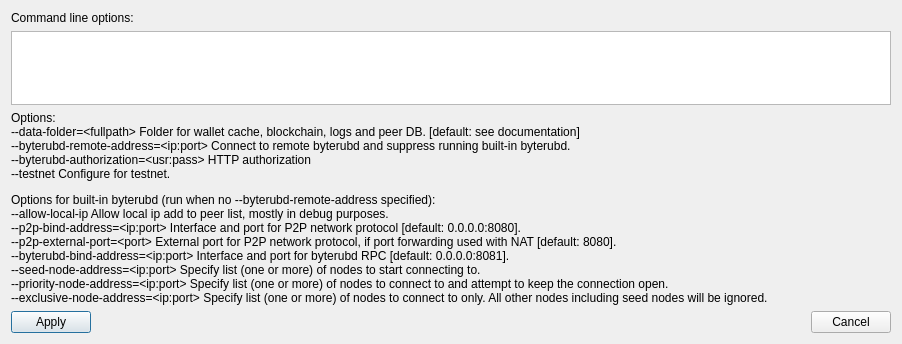
This is src/walletdparamsdialog.ui in ByteRub/bytecoin-gui as Qt 5 draws it before an edit. The edited form follows.
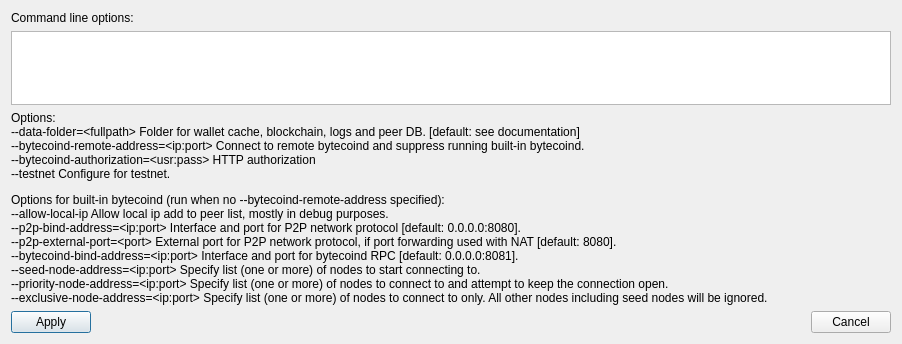
This is the edited form.

What changed in the file:
```diff
--- a/src/walletdparamsdialog.ui
+++ b/src/walletdparamsdialog.ui
@@ -34,7 +34,7 @@
       <cursorShape>IBeamCursor</cursorShape>
      </property>
      <property name="text">
-      <string>&lt;html&gt;&lt;head/&gt;&lt;body&gt;&lt;p&gt;Options:&lt;br/&gt;--data-folder=&amp;lt;fullpath&amp;gt; Folder for wallet cache, blockchain, logs and peer DB. [default: see documentation]&lt;br/&gt;--byterubd-remote-address=&amp;lt;ip:port&amp;gt; Connect to remote byterubd and suppress running built-in byterubd.&lt;br/&gt;--byterubd-authorization=&amp;lt;usr:pass&amp;gt; HTTP authorization&lt;br/&gt;--testnet Configure for testnet.&lt;/p&gt;&lt;p&gt;Options for built-in byterubd (run when no --byterubd-remote-address specified):&lt;br/&gt;--allow-local-ip Allow local ip add to peer list, mostly in debug purposes.&lt;br/&gt;--p2p-bind-address=&amp;lt;ip:port&amp;gt; Interface and port for P2P network protocol [default: 0.0.0.0:8080].&lt;br/&gt;--p2p-external-port=&amp;lt;port&amp;gt; External port for P2P network protocol, if port forwarding used with NAT [default: 8080].&lt;br/&gt;--byterubd-bind-address=&amp;lt;ip:port&amp;gt; Interface and port for byterubd RPC [default: 0.0.0.0:8081].&lt;br/&gt;--seed-node-address=&amp;lt;ip:port&amp;gt; Specify list (one or more) of nodes to start connecting to.&lt;br/&gt;--priority-node-address=&amp;lt;ip:port&amp;gt; Specify list (one or more) of nodes to connect to and attempt to keep the connection open.&lt;br/&gt;--exclusive-node-address=&amp;lt;ip:port&amp;gt; Specify list (one or more) of nodes to connect to only. All other nodes including seed nodes will be ignored.&lt;/p&gt;&lt;/body&gt;&lt;/html&gt;</string>
+      <string>&lt;html&gt;&lt;head/&gt;&lt;body&gt;&lt;p&gt;Options:&lt;br/&gt;--data-folder=&amp;lt;fullpath&amp;gt; Folder for wallet cache, blockchain, logs and peer DB. [default: see documentation]&lt;br/&gt;--bytecoind-remote-address=&amp;lt;ip:port&amp;gt; Connect to remote bytecoind and suppress running built-in bytecoind.&lt;br/&gt;--bytecoind-authorization=&amp;lt;usr:pass&amp;gt; HTTP authorization&lt;br/&gt;--testnet Configure for testnet.&lt;/p&gt;&lt;p&gt;Options for built-in bytecoind (run when no --bytecoind-remote-address specified):&lt;br/&gt;--allow-local-ip Allow local ip add to peer list, mostly in debug purposes.&lt;br/&gt;--p2p-bind-address=&amp;lt;ip:port&amp;gt; Interface and port for P2P network protocol [default: 0.0.0.0:8080].&lt;br/&gt;--p2p-external-port=&amp;lt;port&amp;gt; External port for P2P network protocol, if port forwarding used with NAT [default: 8080].&lt;br/&gt;--bytecoind-bind-address=&amp;lt;ip:port&amp;gt; Interface and port for bytecoind RPC [default: 0.0.0.0:8081].&lt;br/&gt;--seed-node-address=&amp;lt;ip:port&amp;gt; Specify list (one or more) of nodes to start connecting to.&lt;br/&gt;--priority-node-address=&amp;lt;ip:port&amp;gt; Specify list (one or more) of nodes to connect to and attempt to keep the connection open.&lt;br/&gt;--exclusive-node-address=&amp;lt;ip:port&amp;gt; Specify list (one or more) of nodes to connect to only. All other nodes including seed nodes will be ignored.&lt;/p&gt;&lt;/body&gt;&lt;/html&gt;</string>
      </property>
      <property name="textInteractionFlags">
       <set>Qt::TextSelectableByMouse</set>
```
